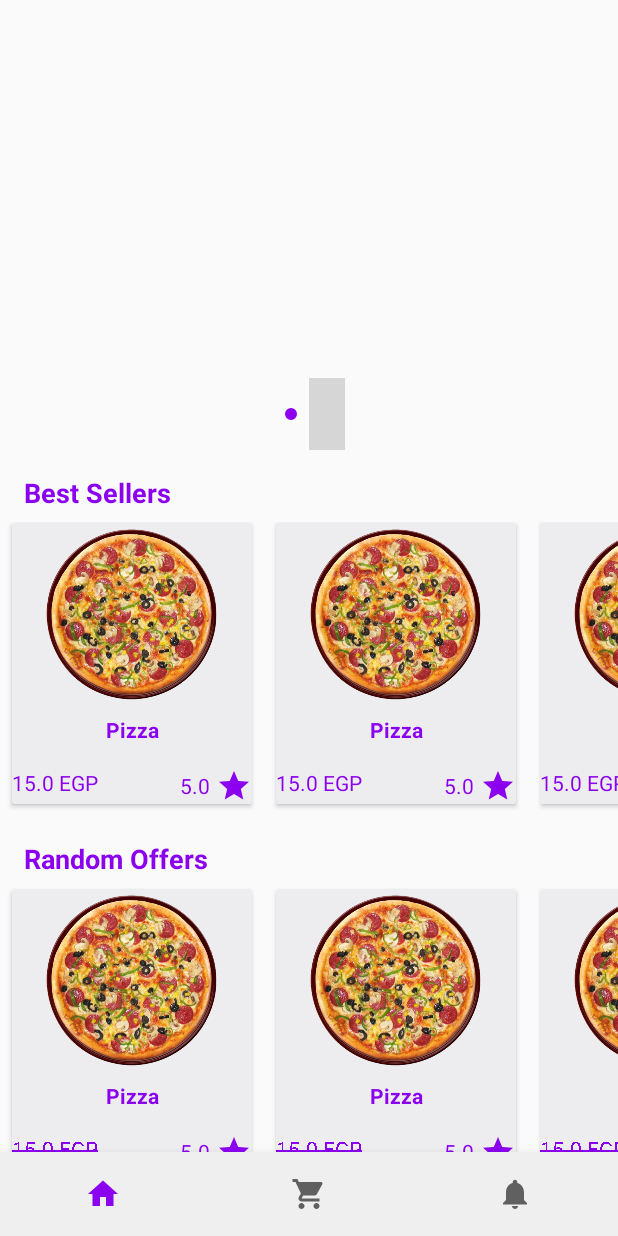
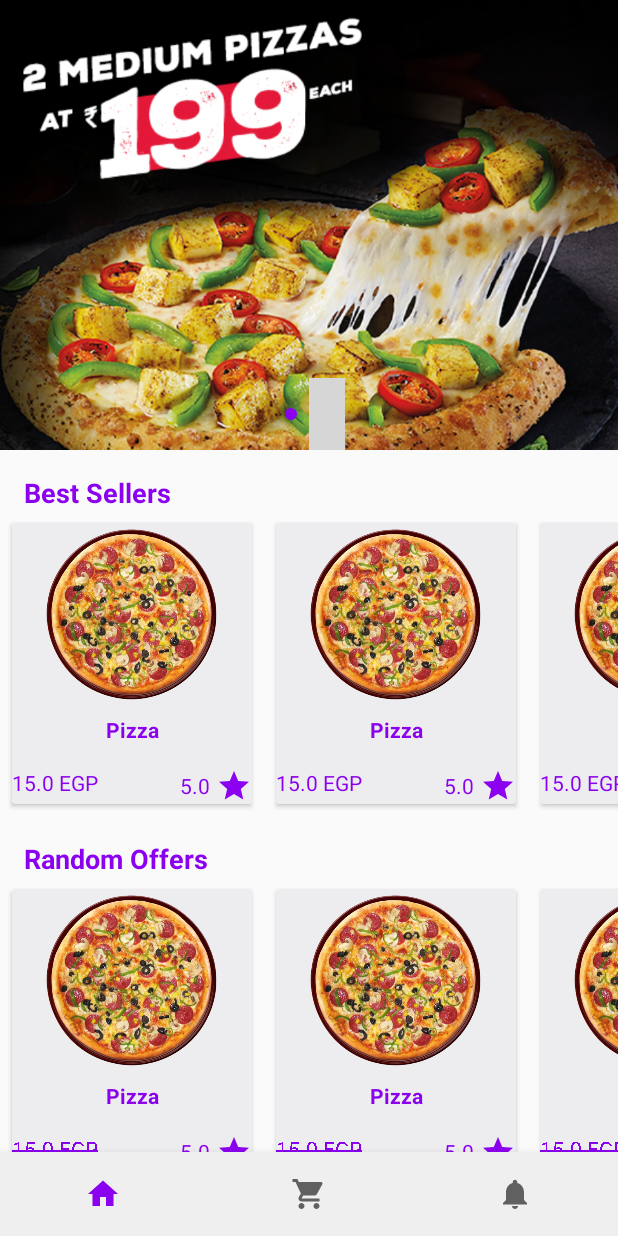
Before and after one commit to omarzer0/CIS_-intermediate-task, an Android app: the screen it shows after launch (MainActivity), after a tap on "Pizza", on a phone screen of 412 x 824 dp. Run offline under Robolectric (Android 15) with nearby library versions, the phone set to English and light mode, and no system bars.

Commit message:
using getChildFragmentManager instead of getSupportFragment manger

```diff
--- a/app/src/main/java/com/azapps/cis_intermediate_task/adapter/ViewPagerAdapter.java
+++ b/app/src/main/java/com/azapps/cis_intermediate_task/adapter/ViewPagerAdapter.java
@@ -1,13 +1,15 @@
 package com.azapps.cis_intermediate_task.adapter;
 
 import android.os.Bundle;
+import android.util.Log;
 
 import androidx.annotation.NonNull;
 import androidx.fragment.app.Fragment;
 import androidx.fragment.app.FragmentManager;
 import androidx.fragment.app.FragmentPagerAdapter;
 
-import com.azapps.cis_intermediate_task.ui.ScreenSlidePageFragment;
+import com.azapps.cis_intermediate_task.ui.FirstSliderFragment;
+import com.azapps.cis_intermediate_task.ui.SecondSliderFragment;
 
 public class ViewPagerAdapter extends FragmentPagerAdapter {
 
@@ -18,12 +20,13 @@ public class ViewPagerAdapter extends FragmentPagerAdapter {
     @NonNull
     @Override
     public Fragment getItem(int position) {
-        ScreenSlidePageFragment fragment = new ScreenSlidePageFragment();
-        Bundle bundle = new Bundle();
-        bundle.putInt("msg", position);
-        fragment.setArguments(bundle);
+        Fragment fragment = null;
+        Log.e("TAG", "getItem: ");
+        if (position == 0) fragment = new FirstSliderFragment();
+        else fragment = new SecondSliderFragment();
         return fragment;
     }
+
 
     @Override
     public int getCount() {
--- /dev/null
+++ b/app/src/main/java/com/azapps/cis_intermediate_task/ui/FirstSliderFragment.java
@@ -0,0 +1,20 @@
+package com.azapps.cis_intermediate_task.ui;
+
+import android.os.Bundle;
+import android.view.LayoutInflater;
+import android.view.View;
+import android.view.ViewGroup;
+
+import androidx.annotation.NonNull;
+import androidx.annotation.Nullable;
+import androidx.fragment.app.Fragment;
+
+import com.azapps.cis_intermediate_task.R;
+
+public class FirstSliderFragment extends Fragment {
+    @Nullable
+    @Override
+    public View onCreateView(@NonNull LayoutInflater inflater, @Nullable ViewGroup container, @Nullable Bundle savedInstanceState) {
+        return inflater.inflate(R.layout.fragment_first, container, false);
+    }
+}
--- a/app/src/main/java/com/azapps/cis_intermediate_task/ui/HomeFragment.java
+++ b/app/src/main/java/com/azapps/cis_intermediate_task/ui/HomeFragment.java
@@ -1,6 +1,7 @@
 package com.azapps.cis_intermediate_task.ui;
 
 import android.os.Bundle;
+import android.util.Log;
 import android.view.LayoutInflater;
 import android.view.View;
 import android.view.ViewGroup;
@@ -30,13 +31,13 @@ public class HomeFragment extends Fragment implements OnFoodItemClick {
     private RecyclerView sellsRecyclerView;
     private RecyclerView offersRecyclerView;
     private ViewPager viewPager;
-    private ViewPagerAdapter viewPagerAdapter;
     private TabLayout tabLayout;
 
     @Nullable
     @Override
     public View onCreateView(@NonNull LayoutInflater inflater, @Nullable ViewGroup container, @Nullable Bundle savedInstanceState) {
         View view = inflater.inflate(R.layout.fragment_home, container, false);
+        Log.e("TAG", "onCreateView: " );
         initViews(view);
         setUpSlider();
         setUpSellsRV();
@@ -52,7 +53,8 @@ public class HomeFragment extends Fragment implements OnFoodItemClick {
     }
 
     private void setUpSlider() {
-        viewPagerAdapter = new ViewPagerAdapter(getActivity().getSupportFragmentManager());
+        Log.e("TAG", "setUpSlider: " );
+        ViewPagerAdapter viewPagerAdapter = new ViewPagerAdapter(getChildFragmentManager());
         viewPager.setAdapter(viewPagerAdapter);
         tabLayout.setupWithViewPager(viewPager);
     }
@@ -89,4 +91,22 @@ public class HomeFragment extends Fragment implements OnFoodItemClick {
     public void onFoodClick(int position) {
         Toast.makeText(getActivity(), "Clicked position#"+position, Toast.LENGTH_SHORT).show();
     }
+
+    @Override
+    public void onPause() {
+        super.onPause();
+        Log.e("TAG", "onPause: " );
+    }
+
+    @Override
+    public void onStop() {
+        super.onStop();
+        Log.e("TAG", "onStop: " );
+    }
+
+    @Override
+    public void onDestroyView() {
+        super.onDestroyView();
+        Log.e("TAG", "onDestroyView: " );
+    }
 }
--- a/app/src/main/java/com/azapps/cis_intermediate_task/ui/ScreenSlidePageFragment.java
+++ /dev/null
@@ -1,30 +0,0 @@
-package com.azapps.cis_intermediate_task.ui;
-
-import android.os.Bundle;
-import android.view.LayoutInflater;
-import android.view.View;
-import android.view.ViewGroup;
-import android.widget.ImageView;
-import android.widget.TextView;
-
-import androidx.annotation.NonNull;
-import androidx.annotation.Nullable;
-import androidx.fragment.app.Fragment;
-
-import com.azapps.cis_intermediate_task.R;
-
-public class ScreenSlidePageFragment extends Fragment {
-    public ScreenSlidePageFragment() {
-    }
-
-    @Nullable
-    @Override
-    public View onCreateView(@NonNull LayoutInflater inflater, @Nullable ViewGroup container, @Nullable Bundle savedInstanceState) {
-        View view = inflater.inflate(R.layout.screen_slide_page_fragment, container, false);
-        ImageView bgImage = view.findViewById(R.id.view_pager_img);
-        int position = getArguments().getInt("msg");
-        if (position == 0) bgImage.setImageResource(R.drawable.sales_st);
-        else bgImage.setImageResource(R.drawable.sales_ed);
-        return view;
-    }
-}
--- /dev/null
+++ b/app/src/main/java/com/azapps/cis_intermediate_task/ui/SecondSliderFragment.java
@@ -0,0 +1,20 @@
+package com.azapps.cis_intermediate_task.ui;
+
+import android.os.Bundle;
+import android.view.LayoutInflater;
+import android.view.View;
+import android.view.ViewGroup;
+
+import androidx.annotation.NonNull;
+import androidx.annotation.Nullable;
+import androidx.fragment.app.Fragment;
+
+import com.azapps.cis_intermediate_task.R;
+
+public class SecondSliderFragment extends Fragment {
+    @Nullable
+    @Override
+    public View onCreateView(@NonNull LayoutInflater inflater, @Nullable ViewGroup container, @Nullable Bundle savedInstanceState) {
+        return inflater.inflate(R.layout.fragment_second, container, false);
+    }
+}
--- /dev/null
+++ b/app/src/main/res/layout/fragment_first.xml
@@ -0,0 +1,13 @@
+<?xml version="1.0" encoding="utf-8"?>
+<androidx.constraintlayout.widget.ConstraintLayout xmlns:android="http://schemas.android.com/apk/res/android"
+    xmlns:tools="http://schemas.android.com/tools"
+    android:layout_width="match_parent"
+    android:layout_height="match_parent">
+
+    <ImageView
+        android:layout_width="match_parent"
+        android:layout_height="match_parent"
+        android:scaleType="fitXY"
+        android:src="@drawable/sales_st" />
+
+</androidx.constraintlayout.widget.ConstraintLayout>
```
Also changed, not shown: app/src/main/res/layout/fragment_second.xml (added, +12 -0 lines), app/src/main/res/layout/screen_slide_page_fragment.xml (deleted, +0 -9 lines).
